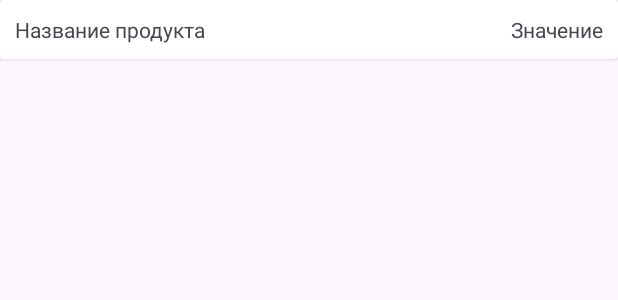
After one commit to IlyaVorWork/kotlin_lab18, an Android app: the layout currency_list_item.xml on its own in the app's theme, with its tools: preview values and no code run, on a phone screen of 412 x 824 dp. The commit adds this screen. Shown: the top 300 px of the screen. Run offline under Robolectric (Android 15) with nearby library versions, the phone set to English and light mode, and no system bars; network calls fail.

Commit message:
lab finished

```diff
--- a/app/src/main/AndroidManifest.xml
+++ b/app/src/main/AndroidManifest.xml
@@ -1,7 +1,7 @@
 <?xml version="1.0" encoding="utf-8"?>
 <manifest xmlns:android="http://schemas.android.com/apk/res/android"
           xmlns:tools="http://schemas.android.com/tools">
-
+    <uses-permission android:name="android.permission.INTERNET"/>
     <application
             android:allowBackup="true"
             android:dataExtractionRules="@xml/data_extraction_rules"
@@ -11,7 +11,7 @@
             android:roundIcon="@mipmap/ic_launcher_round"
             android:supportsRtl="true"
             android:theme="@style/Theme.Lab18"
-            tools:targetApi="31">
+            >
         <activity
                 android:name=".MainActivity"
                 android:exported="true">
--- /dev/null
+++ b/app/src/main/res/layout/currency_list_item.xml
@@ -0,0 +1,30 @@
+<?xml version="1.0" encoding="utf-8"?>
+<androidx.cardview.widget.CardView xmlns:android="http://schemas.android.com/apk/res/android"
+                                   xmlns:app="http://schemas.android.com/apk/res-auto"
+                                   android:layout_width="match_parent"
+                                   android:layout_height="wrap_content"
+                                   android:orientation="horizontal">
+    <androidx.constraintlayout.widget.ConstraintLayout
+            android:layout_width="match_parent"
+            android:layout_height="wrap_content"
+            android:padding="@dimen/currencyItemPadding">
+
+        <TextView
+                android:text="Название продукта"
+                android:layout_width="wrap_content"
+                android:layout_height="wrap_content"
+                android:id="@+id/tvCurrencyName"
+                android:fontFamily="sans-serif"
+                app:layout_constraintStart_toStartOf="parent"
+                app:layout_constraintTop_toTopOf="parent"
+        />
+        <TextView
+                android:layout_width="wrap_content"
+                android:layout_height="wrap_content"
+                android:id="@+id/tvCurrencyValue"
+                android:text="Значение"
+                app:layout_constraintEnd_toEndOf="parent"
+                app:layout_constraintTop_toTopOf="parent"/>
+
+    </androidx.constraintlayout.widget.ConstraintLayout>
+</androidx.cardview.widget.CardView>
--- /dev/null
+++ b/app/src/main/res/values/dimens.xml
@@ -0,0 +1,5 @@
+<?xml version="1.0" encoding="utf-8"?>
+<resources>
+    <dimen name="startMargin">5dp</dimen>
+    <dimen name="currencyItemPadding">10dp</dimen>
+</resources>
--- a/app/src/main/res/values/strings.xml
+++ b/app/src/main/res/values/strings.xml
@@ -1,3 +1,4 @@
 <resources>
     <string name="app_name">Lab18</string>
+    <string name="button_text">Получить курсы валют</string>
 </resources>
```
Also changed, not shown: app/src/main/java/com/ilyavorontsov/lab18/CurrencyListFragment.kt (added, +49 -0 lines), app/src/main/java/com/ilyavorontsov/lab18/LoaderFragment.kt (added, +18 -0 lines), app/src/main/java/com/ilyavorontsov/lab18/MainActivity.kt (+120 -0 lines), app/src/main/res/layout/activity_main.xml (+11 -4 lines), app/src/main/res/layout/fragment_currency_list.xml (added, +16 -0 lines), app/src/main/res/layout/fragment_loader.xml (added, +19 -0 lines).
